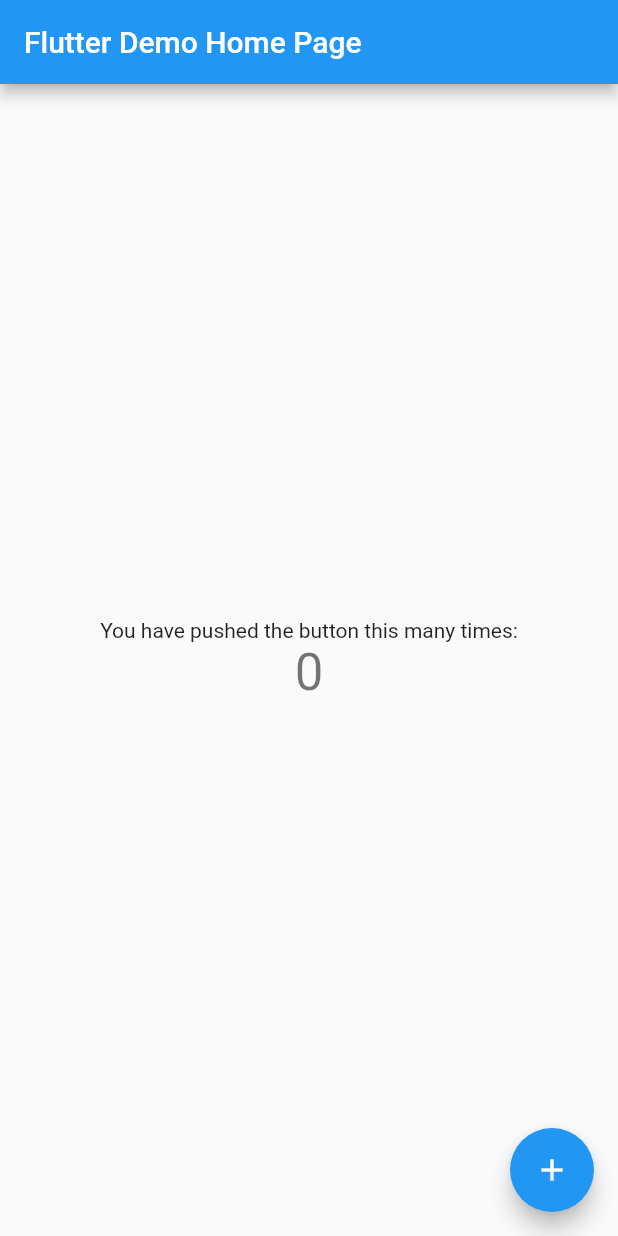
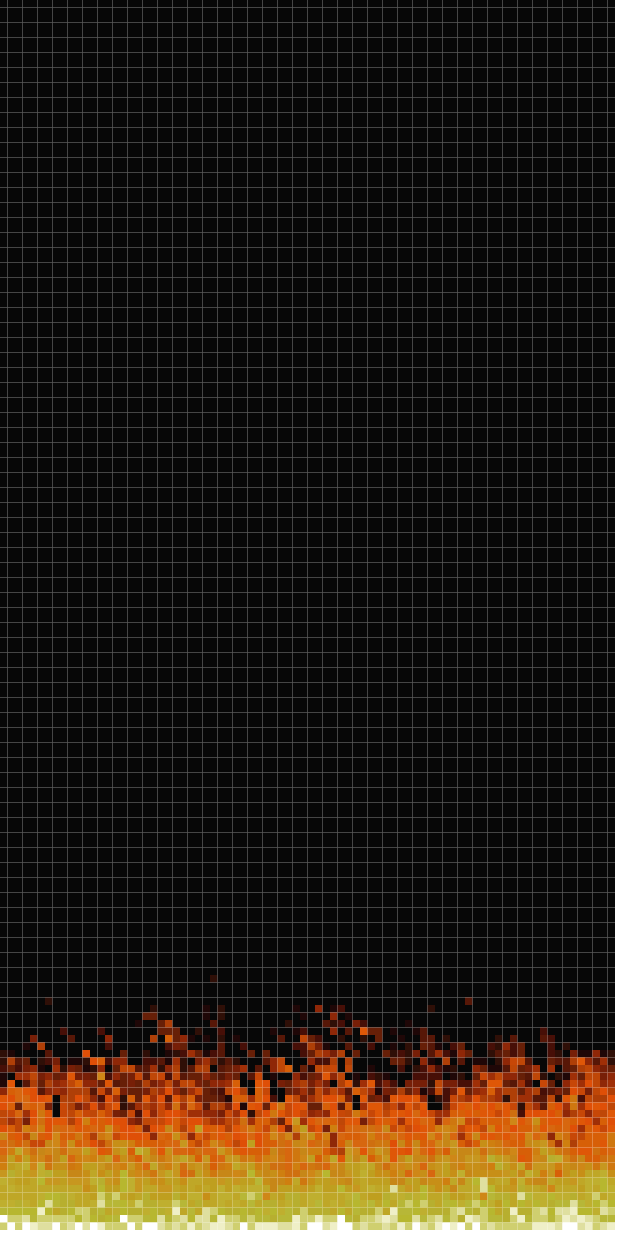
Before and after one commit to jiahaog/flutter_doom_fire, a Flutter app: the screen it shows after launch, on a phone screen of 412 x 824 dp. Run offline on Flutter 3.47's test engine with Material 2 defaults, Android fonts, the phone set to English and light mode, and no system bars.

Commit message:
Basic implementation of the fire

```diff
--- a/lib/main.dart
+++ b/lib/main.dart
@@ -1,113 +1,93 @@
-import 'package:flutter/material.dart';
+import 'dart:ui';
 
-void main() {
-  runApp(MyApp());
+import 'package:flutter/widgets.dart';
+import 'src/fire.dart';
+
+void main() => runApp(_DoomFire());
+
+class _DoomFire extends StatefulWidget {
+  @override
+  _DoomFireState createState() => _DoomFireState();
 }
 
-class MyApp extends StatelessWidget {
-  // This widget is the root of your application.
+class _DoomFireState extends State<_DoomFire>
+    with SingleTickerProviderStateMixin {
+  final _fire = Fire();
+  late Animation<num> _animation;
+  late AnimationController _animationController;
+
+  @override
+  void initState() {
+    super.initState();
+    _animationController =
+        AnimationController(duration: Duration(seconds: 1), vsync: this)
+          ..repeat();
+    // Tween values don't matter.
+    _animation = Tween(begin: 0.0, end: 1.0).animate(_animationController);
+  }
+
+  @override
+  void dispose() {
+    _animationController.dispose();
+    super.dispose();
+  }
+
   @override
   Widget build(BuildContext context) {
-    return MaterialApp(
-      title: 'Flutter Demo',
-      theme: ThemeData(
-        // This is the theme of your application.
-        //
-        // Try running your application with "flutter run". You'll see the
-        // application has a blue toolbar. Then, without quitting the app, try
-        // changing the primarySwatch below to Colors.green and then invoke
-        // "hot reload" (press "r" in the console where you ran "flutter run",
-        // or simply save your changes to "hot reload" in a Flutter IDE).
-        // Notice that the counter didn't reset back to zero; the application
-        // is not restarted.
-        primarySwatch: Colors.blue,
+    return _AnimatedFire(animation: _animation, fire: _fire);
+  }
+}
+
+class _AnimatedFire extends AnimatedWidget {
+  _AnimatedFire(
+      {Key? key, required Animation<num> animation, required Fire fire})
+      : _fire = fire,
+        super(key: key, listenable: animation);
+
+  final Fire _fire;
+
+  Widget build(BuildContext context) {
+    return Container(
+      child: CustomPaint(
+        painter: _FirePainter(_fire),
       ),
-      home: MyHomePage(title: 'Flutter Demo Home Page'),
+      constraints: BoxConstraints(
+        minWidth: double.infinity,
+        minHeight: double.infinity,
+      ),
     );
   }
 }
 
-class MyHomePage extends StatefulWidget {
-  MyHomePage({Key key, this.title}) : super(key: key);
+const _pixelSize = 5.0;
 
-  // This widget is the home page of your application. It is stateful, meaning
-  // that it has a State object (defined below) that contains fields that affect
-  // how it looks.
+class _FirePainter extends CustomPainter {
+  _FirePainter(this._fire);
 
-  // This class is the configuration for the state. It holds the values (in this
-  // case the title) provided by the parent (in this case the App widget) and
-  // used by the build method of the State. Fields in a Widget subclass are
-  // always marked "final".
-
-  final String title;
+  final Fire _fire;
 
   @override
-  _MyHomePageState createState() => _MyHomePageState();
-}
+  void paint(Canvas canvas, Size size) {
+    final height = (size.height / _pixelSize).round();
+    final width = (size.width / _pixelSize).round();
 
-class _MyHomePageState extends State<MyHomePage> {
-  int _counter = 0;
+    _fire
+      ..setSize(width: width, height: height)
+      ..doFire();
 
-  void _incrementCounter() {
-    setState(() {
-      // This call to setState tells the Flutter framework that something has
-      // changed in this State, which causes it to rerun the build method below
-      // so that the display can reflect the updated values. If we changed
-      // _counter without calling setState(), then the build method would not be
-      // called again, and so nothing would appear to happen.
-      _counter++;
-    });
+    for (var x = 0; x < width; x += 1) {
+      for (var y = 0; y < height; y += 1) {
+        canvas.drawRect(
+          Rect.fromPoints(
+            Offset(x * _pixelSize, y * _pixelSize),
+            Offset((x + 1) * _pixelSize, (y + 1) * _pixelSize),
+          ),
+          Paint()..color = _fire.colorAt(x: x, y: y),
+        );
+      }
+    }
   }
 
   @override
-  Widget build(BuildContext context) {
-    // This method is rerun every time setState is called, for instance as done
-    // by the _incrementCounter method above.
-    //
-    // The Flutter framework has been optimized to make rerunning build methods
-    // fast, so that you can just rebuild anything that needs updating rather
-    // than having to individually change instances of widgets.
-    return Scaffold(
-      appBar: AppBar(
-        // Here we take the value from the MyHomePage object that was created by
-        // the App.build method, and use it to set our appbar title.
-        title: Text(widget.title),
-      ),
-      body: Center(
-        // Center is a layout widget. It takes a single child and positions it
-        // in the middle of the parent.
-        child: Column(
-          // Column is also a layout widget. It takes a list of children and
-          // arranges them vertically. By default, it sizes itself to fit its
-          // children horizontally, and tries to be as tall as its parent.
-          //
-          // Invoke "debug painting" (press "p" in the console, choose the
-          // "Toggle Debug Paint" action from the Flutter Inspector in Android
-          // Studio, or the "Toggle Debug Paint" command in Visual Studio Code)
-          // to see the wireframe for each widget.
-          //
-          // Column has various properties to control how it sizes itself and
-          // how it positions its children. Here we use mainAxisAlignment to
-          // center the children vertically; the main axis here is the vertical
-          // axis because Columns are vertical (the cross axis would be
-          // horizontal).
-          mainAxisAlignment: MainAxisAlignment.center,
-          children: <Widget>[
-            Text(
-              'You have pushed the button this many times:',
-            ),
-            Text(
-              '$_counter',
-              style: Theme.of(context).textTheme.headline4,
-            ),
-          ],
-        ),
-      ),
-      floatingActionButton: FloatingActionButton(
-        onPressed: _incrementCounter,
-        tooltip: 'Increment',
-        child: Icon(Icons.add),
-      ), // This trailing comma makes auto-formatting nicer for build methods.
-    );
-  }
+  bool shouldRepaint(_FirePainter oldDelegate) => true;
 }
--- /dev/null
+++ b/lib/src/fire.dart
@@ -0,0 +1,54 @@
+import 'dart:math';
+import 'dart:ui';
+
+import 'palette.dart';
+
+/// Algorithm for the fire.
+class Fire {
+  List<List<int>> _firePixels = [];
+  static final _random = Random(1234);
+
+  int? width;
+  int? height;
+
+  /// Updates the dimensions of the fire.
+  void setSize({required int width, required int height}) {
+    // Don't clear the state if the width and height remains unchanged. This
+    // will allow the fire to continue propagating.
+    if (width == this.width && height == this.height) {
+      return;
+    }
+
+    this.width = width;
+    this.height = height;
+
+    _firePixels = [
+      for (var y = 0; y < height; y += 1)
+        [
+          for (var x = 0; x < width; x += 1)
+            if (y == height - 1) palette.length - 1 else 0
+        ]
+    ];
+  }
+
+  /// Propagates the fire.
+  void doFire() {
+    for (var y = 1; y < height!; y += 1) {
+      for (var x = 0; x < width!; x += 1) {
+        _spreadFire(x, y);
+      }
+    }
+  }
+
+  void _spreadFire(int fromX, int fromY) {
+    final x = max(0, min(width! - 1, fromX - _random.nextInt(2)));
+    _firePixels[fromY - 1][x] = max(0, _firePixels[fromY][fromX] - _smaller);
+  }
+
+  int get _smaller => _random.nextInt(4);
+
+  /// Returns the color for a specific coordinate.
+  ///
+  /// [x] and [y] should fall within the bounds set by [setSize].
+  Color colorAt({required int x, required int y}) => palette[_firePixels[y][x]];
+}
--- /dev/null
+++ b/lib/src/palette.dart
@@ -0,0 +1,45 @@
+import 'dart:ui';
+
+/// Color palette for the fire.
+///
+/// From dark to light.
+/// Taken from: https://github.com/fabiensanglard/DoomFirePSX/blob/5ea8c543544d0a1facc1ea13d095878875105548/flames.html#L19-L57.
+const palette = [
+  Color.fromARGB(0xFF, 0x07, 0x07, 0x07),
+  Color.fromARGB(0xFF, 0x1F, 0x07, 0x07),
+  Color.fromARGB(0xFF, 0x2F, 0x0F, 0x07),
+  Color.fromARGB(0xFF, 0x47, 0x0F, 0x07),
+  Color.fromARGB(0xFF, 0x57, 0x17, 0x07),
+  Color.fromARGB(0xFF, 0x67, 0x1F, 0x07),
+  Color.fromARGB(0xFF, 0x77, 0x1F, 0x07),
+  Color.fromARGB(0xFF, 0x8F, 0x27, 0x07),
+  Color.fromARGB(0xFF, 0x9F, 0x2F, 0x07),
+  Color.fromARGB(0xFF, 0xAF, 0x3F, 0x07),
+  Color.fromARGB(0xFF, 0xBF, 0x47, 0x07),
+  Color.fromARGB(0xFF, 0xC7, 0x47, 0x07),
+  Color.fromARGB(0xFF, 0xDF, 0x4F, 0x07),
+  Color.fromARGB(0xFF, 0xDF, 0x57, 0x07),
+  Color.fromARGB(0xFF, 0xDF, 0x57, 0x07),
+  Color.fromARGB(0xFF, 0xD7, 0x5F, 0x07),
+  Color.fromARGB(0xFF, 0xD7, 0x5F, 0x07),
+  Color.fromARGB(0xFF, 0xD7, 0x67, 0x0F),
+  Color.fromARGB(0xFF, 0xCF, 0x6F, 0x0F),
+  Color.fromARGB(0xFF, 0xCF, 0x77, 0x0F),
+  Color.fromARGB(0xFF, 0xCF, 0x7F, 0x0F),
+  Color.fromARGB(0xFF, 0xCF, 0x87, 0x17),
+  Color.fromARGB(0xFF, 0xC7, 0x87, 0x17),
+  Color.fromARGB(0xFF, 0xC7, 0x8F, 0x17),
+  Color.fromARGB(0xFF, 0xC7, 0x97, 0x1F),
+  Color.fromARGB(0xFF, 0xBF, 0x9F, 0x1F),
+  Color.fromARGB(0xFF, 0xBF, 0x9F, 0x1F),
+  Color.fromARGB(0xFF, 0xBF, 0xA7, 0x27),
+  Color.fromARGB(0xFF, 0xBF, 0xA7, 0x27),
+  Color.fromARGB(0xFF, 0xBF, 0xAF, 0x2F),
+  Color.fromARGB(0xFF, 0xB7, 0xAF, 0x2F),
+  Color.fromARGB(0xFF, 0xB7, 0xB7, 0x2F),
+  Color.fromARGB(0xFF, 0xB7, 0xB7, 0x37),
+  Color.fromARGB(0xFF, 0xCF, 0xCF, 0x6F),
+  Color.fromARGB(0xFF, 0xDF, 0xDF, 0x9F),
+  Color.fromARGB(0xFF, 0xEF, 0xEF, 0xC7),
+  Color.fromARGB(0xFF, 0xFF, 0xFF, 0xFF),
+];
--- a/pubspec.yaml
+++ b/pubspec.yaml
@@ -18,7 +18,7 @@
 version: 1.0.0+1
 
 environment:
-  sdk: ">=2.7.0 <3.0.0"
+  sdk: ">=2.12.0-29 <3.0.0"
 
 dependencies:
   flutter:
```
Also changed, not shown: pubspec.lock, 2 other files.
